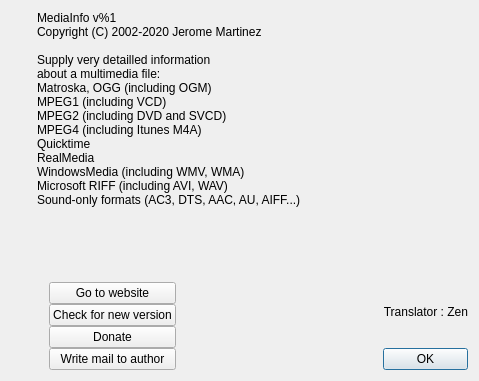
MediaArea/MediaInfo, file Source/GUI/Qt/about.ui: the form before one commit.
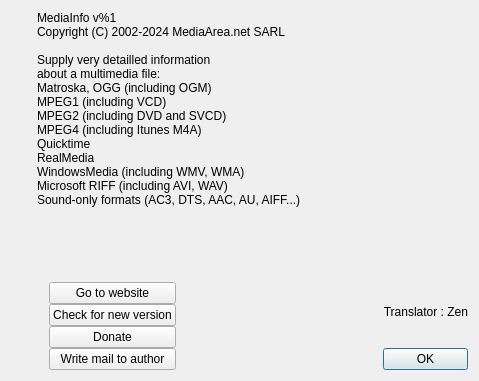
The form after the commit. Icons and pictures are not drawn.

Commit message:
Update copyright year
[skip ci]

Patch:
```diff
--- a/Source/GUI/Qt/about.ui
+++ b/Source/GUI/Qt/about.ui
@@ -53,7 +53,7 @@
       <widget class="QLabel" name="aboutText">
        <property name="text">
         <string>MediaInfo v%1
-Copyright (C) 2002-2020 Jerome Martinez
+Copyright (C) 2002-2024 MediaArea.net SARL
 
 Supply very detailled information
 about a multimedia file:
```
The commit also changes 61 other files.
